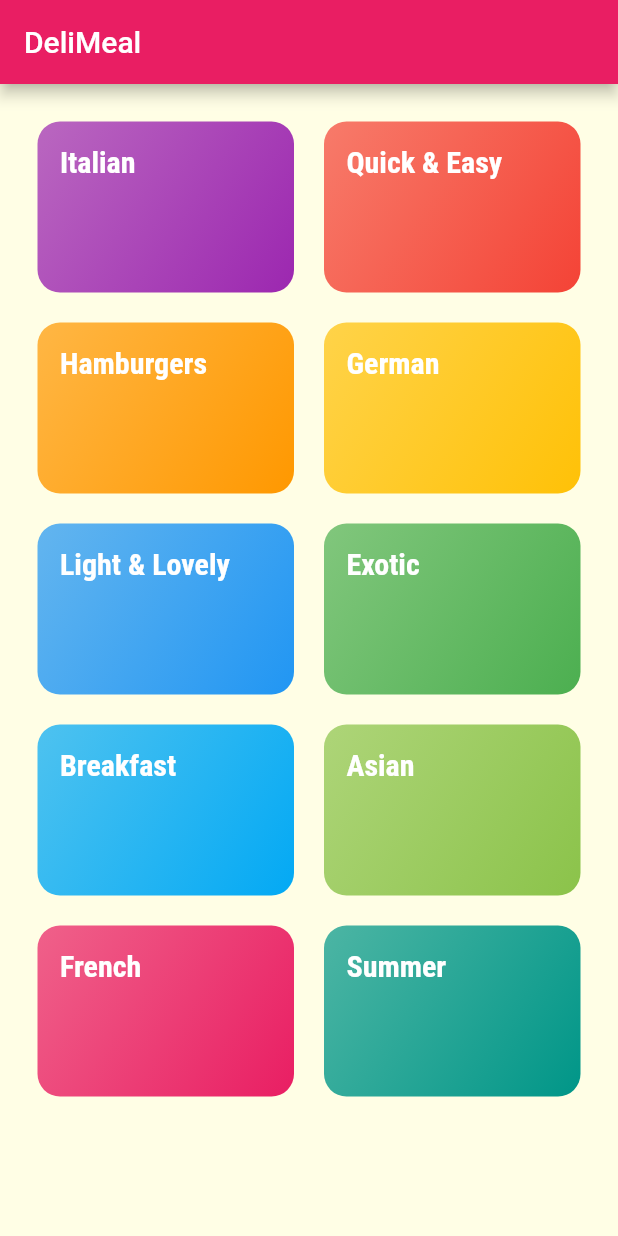
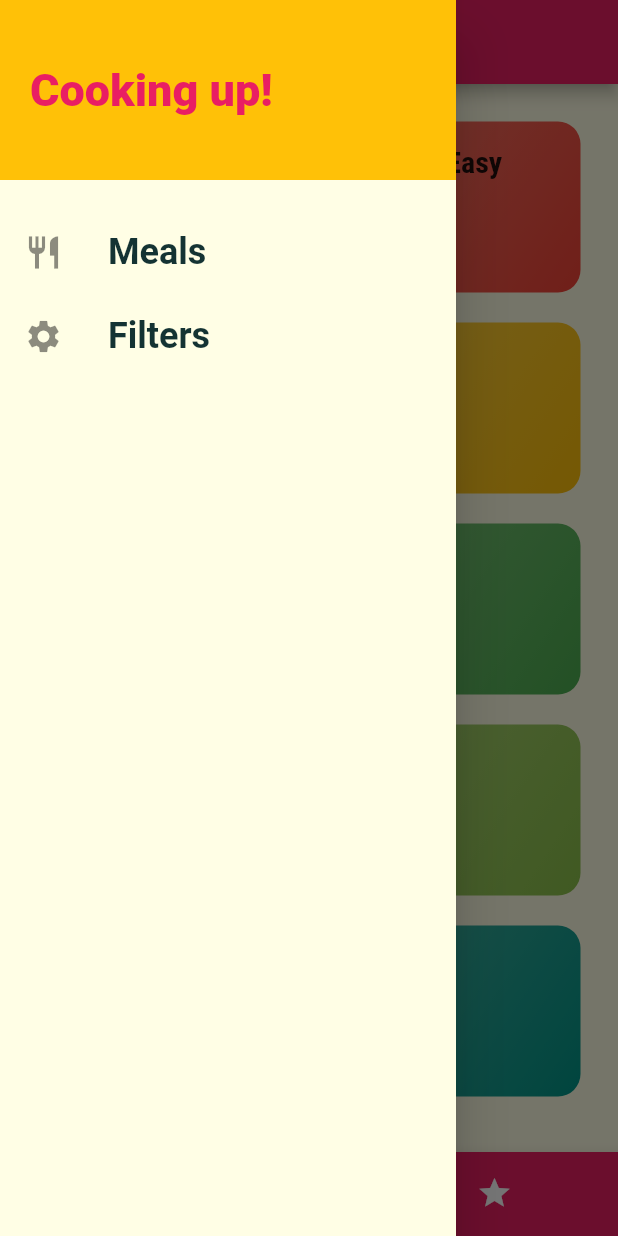
Before and after one commit to kumarSubhodeep/MealApp, a Flutter app: the screen it shows after launch, with the side drawer open (before the commit the screen has no drawer), on a phone screen of 412 x 824 dp. Run offline on Flutter 3.47's test engine with Material 2 defaults, Android fonts, the phone set to English and light mode, and no system bars; Roboto replaces fonts that are missing (Railway, RobotoCondesed).

Commit message:
30 june part 2 - 1 hr complete

```diff
--- a/lib/main.dart
+++ b/lib/main.dart
@@ -1,7 +1,8 @@
 import 'package:flutter/material.dart';
-import 'package:meal_app/screens/categories.dart';
 import 'package:meal_app/screens/category_meals.dart';
+import 'package:meal_app/screens/filters.dart';
 import 'package:meal_app/screens/meal_detail.dart';
+import 'package:meal_app/screens/tabs.dart';
 
 void main() => runApp(MyApp());
 
@@ -23,18 +24,20 @@ class MyApp extends StatelessWidget {
               body2: TextStyle(color: Color.fromRGBO(20, 51, 51, 1)),
               // ignore: deprecated_member_use
               title: TextStyle(
-                color: Colors.white,
+                // color: Colors.white,
                 fontSize: 20,
                 fontWeight: FontWeight.bold,
                 fontFamily: 'RobotoCondensed',
               ),
             ),
       ),
-      home: Categories(),
+      home: Tabs(),
+      // initialRoute: '/',
       routes: {
-        // '/': (ctx) => Categories(),
+        // '/': (ctx) => Tabs(),
         MealDetails.routeName: (context) => MealDetails(),
         CategoryMeals.routeName: (context) => CategoryMeals(),
+        Filters.routeName: (context) => Filters(),
       },
       // onGenerateRoute: (settings) {
       //   print(settings.arguments);
--- a/lib/screens/categories.dart
+++ b/lib/screens/categories.dart
@@ -5,11 +5,7 @@ import 'package:meal_app/widgets/category_item.dart';
 class Categories extends StatelessWidget {
   @override
   Widget build(BuildContext context) {
-    return Scaffold(
-      appBar: AppBar(
-        title: const Text('DeliMeal'),
-      ),
-      body: GridView(
+    return GridView(
       padding: const EdgeInsets.all(25),
       children: DUMMY_CATEGORIES
           .map(
@@ -26,7 +22,6 @@ class Categories extends StatelessWidget {
         crossAxisSpacing: 20,
         mainAxisSpacing: 20,
       ),
-      ),
     );
   }
 }
--- /dev/null
+++ b/lib/screens/filters.dart
@@ -0,0 +1,12 @@
+import 'package:flutter/material.dart';
+
+class Filters extends StatelessWidget {
+  static const routeName = '/filters';
+  @override
+  Widget build(BuildContext context) {
+    return Center(
+        child: Container(
+      child: Text('Dummy'),
+    ));
+  }
+}
--- /dev/null
+++ b/lib/screens/tabs.dart
@@ -0,0 +1,63 @@
+import 'package:flutter/material.dart';
+import 'package:meal_app/screens/categories.dart';
+import 'package:meal_app/screens/favourite.dart';
+import 'package:meal_app/widgets/drawer.dart';
+
+class Tabs extends StatefulWidget {
+  @override
+  _TabsState createState() => _TabsState();
+}
+
+class _TabsState extends State<Tabs> {
+  final List<Map<String, Object>> _pages = [
+    {
+      'page': Categories(),
+      'title': 'Categories',
+    },
+    {
+      'page': Favourite(),
+      'title': 'Favourite',
+    },
+  ];
+
+  int _selectedPageIndex = 0;
+
+  void _selectPage(int index) {
+    setState(() {
+      _selectedPageIndex = index;
+    });
+  }
+
+  @override
+  Widget build(BuildContext context) {
+    return Scaffold(
+      appBar: AppBar(
+        title: Text(_pages[_selectedPageIndex]['title']),
+      ),
+      drawer: MainDrawer(),
+      body: _pages[_selectedPageIndex]['page'],
+      bottomNavigationBar: BottomNavigationBar(
+        onTap: _selectPage,
+        // backgroundColor: Theme.of(context).primaryColor,
+        unselectedItemColor: Colors.white,
+        selectedItemColor: Theme.of(context).accentColor,
+        currentIndex: _selectedPageIndex,
+        type: BottomNavigationBarType.shifting,
+        items: [
+          BottomNavigationBarItem(
+            backgroundColor: Theme.of(context).primaryColor,
+            icon: Icon(Icons.category),
+            // ignore: deprecated_member_use
+            title: Text('Categories'),
+          ),
+          BottomNavigationBarItem(
+            backgroundColor: Theme.of(context).primaryColor,
+            icon: Icon(Icons.star),
+            // ignore: deprecated_member_use
+            title: Text('Favourites'),
+          )
+        ],
+      ),
+    );
+  }
+}
--- /dev/null
+++ b/lib/widgets/drawer.dart
@@ -0,0 +1,62 @@
+import 'package:flutter/material.dart';
+import 'package:meal_app/screens/filters.dart';
+
+class MainDrawer extends StatelessWidget {
+  Widget buildListTile(String title, IconData icon, Function tapHandler) {
+    return ListTile(
+      leading: Icon(
+        icon,
+        size: 26,
+      ),
+      title: Text(
+        title,
+        style: TextStyle(
+          fontFamily: 'RobotoCondesed',
+          fontSize: 24,
+          fontWeight: FontWeight.bold,
+        ),
+      ),
+      onTap: tapHandler,
+    );
+  }
+
+  @override
+  Widget build(BuildContext context) {
+    return Drawer(
+      child: Column(
+        children: [
+          Container(
+            height: 120,
+            width: double.infinity,
+            padding: EdgeInsets.all(20),
+            alignment: Alignment.centerLeft,
+            color: Theme.of(context).accentColor,
+            child: Text(
+              'Cooking up!',
+              style: TextStyle(
+                fontWeight: FontWeight.w900,
+                fontSize: 30,
+                color: Theme.of(context).primaryColor,
+              ),
+            ),
+          ),
+          SizedBox(height: 20),
+          buildListTile(
+            'Meals',
+            Icons.restaurant,
+            () {
+              Navigator.of(context).pushNamed('/');
+            },
+          ),
+          buildListTile(
+            'Filters',
+            Icons.settings,
+            () {
+              Navigator.of(context).pushNamed(Filters.routeName);
+            },
+          ),
+        ],
+      ),
+    );
+  }
+}
```
Also changed, not shown: lib/screens/favourite.dart (added, +8 -0 lines), lib/screens/meal_detail.dart (+76 -3 lines). Lines whose indentation alone changed are shown as unchanged.
